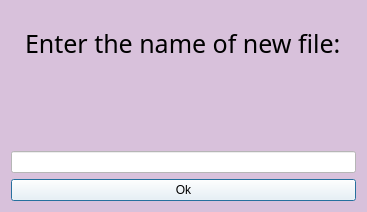
Old version of the form Interface_files/DialogWNameNote.ui in the repository Ephirious/Notes-TaskManager.
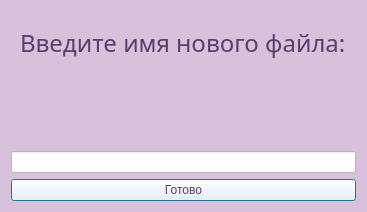
New version of the form. Icons and pictures are not drawn.

Diff of the .ui file:
```diff
--- a/Interface_files/DialogWNameNote.ui
+++ b/Interface_files/DialogWNameNote.ui
@@ -37,8 +37,8 @@
     <widget class="QLabel" name="label">
      <property name="font">
       <font>
-       <family>Sitka Text Semibold</family>
-       <pointsize>19</pointsize>
+       <family>Segoe UI Black</family>
+       <pointsize>18</pointsize>
        <italic>false</italic>
        <bold>false</bold>
       </font>
@@ -50,12 +50,13 @@
       <bool>false</bool>
      </property>
      <property name="styleSheet">
-      <string notr="true">font: 19pt &quot;Sitka Text Semibold&quot;;
+      <string notr="true">font: 18pt &quot;Segoe UI Black&quot;;
 background-color: none;
+color: rgb(91, 61, 107);
 </string>
      </property>
      <property name="text">
-      <string>Enter the name of new file:</string>
+      <string>Введите имя нового файла:</string>
      </property>
     </widget>
    </item>
@@ -90,8 +91,8 @@
      <property name="styleSheet">
       <string notr="true">QPushButton {
 background-color: white;
-font: 600 11pt &quot;Sitka Text Semibold&quot;;
-color: black;
+font: 600 11pt &quot;Segoe UI Black&quot;;
+color: rgb(91, 61, 107);
 }
 QPushButton:hover {
 background-color: rgb(225, 225, 225);
@@ -102,7 +103,7 @@
 }</string>
      </property>
      <property name="text">
-      <string>Ok</string>
+      <string>Готово</string>
      </property>
     </widget>
    </item>
```
